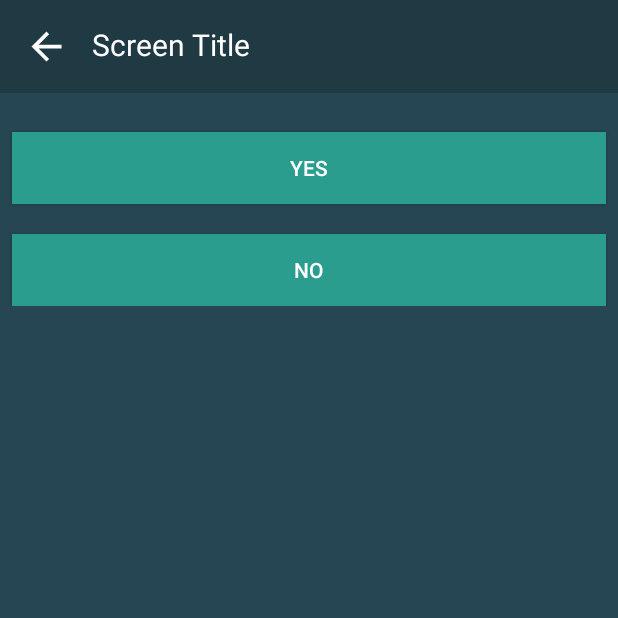
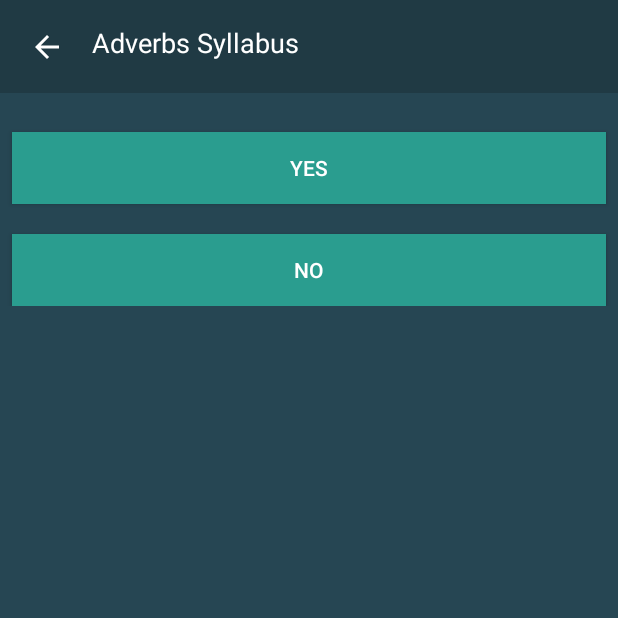
Before and after one commit to ChewBoonZhan/SignLearn, an Android app: the screen it shows after launch (Adverbs), after a tap on "ADVERBS", on a phone screen of 412 x 824 dp, the top half of it. Run offline under Robolectric (Android 15) with nearby library versions, the phone set to English and light mode, and no system bars; our stand-ins replace navigation-ui; libraries missing offline, so code that uses them is left out: com.ismaeldivita.chipnavigation; 3 statements that could not run were skipped.

Commit message:
Added spash screen with animation

```diff
--- a/app/src/main/AndroidManifest.xml
+++ b/app/src/main/AndroidManifest.xml
@@ -23,6 +23,7 @@
                 <category android:name="android.intent.category.LAUNCHER" />
             </intent-filter>
         </activity>
+        <activity android:name=".ui.home.HomeFragment"></activity>
         <activity android:name=".ui.game.Game_components.Game_adverbs"></activity>
         <activity android:name=".ui.game.Game_components.Game_pronoun"></activity>
         <activity android:name=".ui.game.Game_components.Game_numbers"></activity>
--- a/app/src/main/java/com/example/prototypeb/MainActivity.java
+++ b/app/src/main/java/com/example/prototypeb/MainActivity.java
@@ -3,12 +3,14 @@ package com.example.prototypeb;
 import android.Manifest;
 import android.app.AlertDialog;
 import android.content.DialogInterface;
+import android.content.Intent;
 import android.content.pm.PackageManager;
 import android.graphics.Color;
 import android.os.Build;
 import android.os.Bundle;
 
 
+import com.example.prototypeb.ui.home.HomeFragment;
 import com.google.android.material.bottomnavigation.BottomNavigationView;
 
 
@@ -16,8 +18,13 @@ import androidx.core.app.ActivityCompat;
 import androidx.fragment.app.Fragment;
 import androidx.core.content.ContextCompat;
 import androidx.appcompat.app.AppCompatActivity;
+
+import android.os.Handler;
 import android.util.Log;
 import android.view.View;
+import android.view.WindowManager;
+import android.view.animation.Animation;
+import android.view.animation.AnimationUtils;
 import android.widget.Button;
 import android.widget.ImageView;
 import android.widget.TextView;
@@ -40,88 +47,45 @@ import com.ismaeldivita.chipnavigation.ChipNavigationBar;
 //import com.example.prototypeb.controller.file_connections.Categories;
 
 public class MainActivity extends AppCompatActivity {
-    private ImageView loading_logo_image;
-    private TextView loading_text;
-    private View body_components;
-    private ChipNavigationBar nav_fragment;
-
-    private Fragment fragment;
-
-
-
-
-    //private static Categories categories;
-    @RequiresApi(api = Build.VERSION_CODES.Q)
+    private Animation top_anim, bottom_anim;
+    private TextView title_text, desc_text;
+    private ImageView logo;
+    private final int SPLASH_SCREEN_DURATION = 5000;
     @Override
     protected void onCreate(Bundle savedInstanceState) {
+        super.onCreate(savedInstanceState);
+        getWindow().setFlags(WindowManager.LayoutParams.FLAG_FULLSCREEN,WindowManager.LayoutParams.FLAG_FULLSCREEN);
+        setContentView(R.layout.splash_screen);
+        get_screen_elements();
+        load_animations();
+        set_elements_animation();
 
-        super.onCreate(savedInstanceState);
-        setContentView(R.layout.activity_main);
-        init_elements();
-        init_background_scenes();
-        //categories = new Categories(this);
+        set_splash_timeout();
+    }
+    private void set_splash_timeout(){
+        new Handler().postDelayed(new Runnable(){
 
-
-
+            @Override
+            public void run() {
+                Intent intent = new Intent(MainActivity.this, HomeFragment.class);
+                startActivity(intent);
+                finish();
+            }
+        },SPLASH_SCREEN_DURATION);
+    }
+    private void load_animations(){
+        top_anim = AnimationUtils.loadAnimation(this,R.anim.splash_top_anim);
+        bottom_anim = AnimationUtils.loadAnimation(this,R.anim.splash_bottom_anim);
+    }
+    private void get_screen_elements(){
+        title_text = findViewById(R.id.splash_title);
+        desc_text = findViewById(R.id.splash_desc);
+        logo = findViewById(R.id.splash_logo);
 
     }
-
-    private void init_elements(){
-
-
-        nav_fragment = findViewById(R.id.nav_view);
-        body_components = findViewById(R.id.nav_host_fragment);
-
-
-
-
+    private void set_elements_animation(){
+        logo.setAnimation(top_anim);
+        title_text.setAnimation(bottom_anim);
+        desc_text.setAnimation(bottom_anim);
     }
-
-
-
-    private void init_background_scenes(){
-        // Passing each menu ID as a set of Ids because each
-        // menu should be considered as top level destinations.
-
-        nav_fragment.setItemSelected(R.id.navigation_lesson,true);
-        new TranslatorFragment(MainActivity.this,MainActivity.this);
-        fragment = new LessonFragment(MainActivity.this);
-        getSupportFragmentManager().beginTransaction().replace(R.id.nav_host_fragment, fragment).commit();
-
-        nav_fragment.setOnItemSelectedListener(new ChipNavigationBar.OnItemSelectedListener() {
-            @Override
-            public void onItemSelected(int i) {
-                switch (i) {
-                    case R.id.navigation_translator:
-
-                        fragment = new TranslatorFragment(MainActivity.this,MainActivity.this);
-                        break;
-                    case R.id.navigation_lesson:
-                        fragment = new LessonFragment(MainActivity.this);
-                        break;
-                    case R.id.navigation_game:
-                        fragment = new GameFragment(MainActivity.this);
-                        break;
-
-                }
-
-                if(fragment !=null){
-                    getSupportFragmentManager().beginTransaction().replace(R.id.nav_host_fragment, fragment).commit();
-
-                }
-
-
-            }
-        });
-
-    }
-
-
-
-
-
-
-
-
-
 }
--- /dev/null
+++ b/app/src/main/java/com/example/prototypeb/controller/sub_action_bar/Sub_action_bar.java
@@ -0,0 +1,38 @@
+package com.example.prototypeb.controller.sub_action_bar;
+
+import android.content.Intent;
+import android.view.View;
+import android.widget.ImageButton;
+import android.widget.ImageView;
+import android.widget.TextView;
+
+import androidx.appcompat.app.AppCompatActivity;
+
+import com.example.prototypeb.R;
+
+public abstract class Sub_action_bar extends AppCompatActivity {
+    private TextView title_text;
+    private ImageButton back_button;
+    public void get_screen_elements(){
+        title_text = findViewById(R.id.screen_title);
+        back_button = findViewById(R.id.back_button);
+    }
+    private void back_button_pressed(){
+        super.onBackPressed();
+    }
+    public void set_back_button_onclick(){
+        back_button.setOnClickListener(new View.OnClickListener() {
+            @Override
+            public void onClick(View v) {
+                back_button_pressed();
+            }
+        });
+    }
+    public void set_title_text(String title){
+        title_text.setText(title);
+    }
+    public void set_title_text(int title_id){
+        title_text.setText(title_id);
+    }
+
+}
--- /dev/null
+++ b/app/src/main/java/com/example/prototypeb/ui/home/HomeFragment.java
@@ -0,0 +1,87 @@
+package com.example.prototypeb.ui.home;
+
+import android.os.Build;
+import android.os.Bundle;
+import android.view.View;
+import android.widget.ImageView;
+import android.widget.TextView;
+
+import androidx.annotation.RequiresApi;
+import androidx.appcompat.app.AppCompatActivity;
+import androidx.fragment.app.Fragment;
+
+import com.example.prototypeb.MainActivity;
+import com.example.prototypeb.R;
+import com.example.prototypeb.controller.file_connections.File_connections;
+import com.example.prototypeb.ui.game.GameFragment;
+import com.example.prototypeb.ui.lesson.LessonFragment;
+import com.example.prototypeb.ui.translator.TranslatorFragment;
+import com.ismaeldivita.chipnavigation.ChipNavigationBar;
+
+public class HomeFragment extends AppCompatActivity {
+    private ImageView loading_logo_image;
+    private TextView loading_text;
+    private View body_components;
+    private ChipNavigationBar nav_fragment;
+    private File_connections file_connections;
+    private TextView points_text;
+    private Fragment fragment;
+
+
+    //private static Categories categories;
+    @RequiresApi(api = Build.VERSION_CODES.Q)
+    @Override
+    protected void onCreate(Bundle savedInstanceState) {
+        super.onCreate(savedInstanceState);
+        setContentView(R.layout.activity_main);
+        file_connections = new File_connections(HomeFragment.this);
+        init_elements();
+        init_background_scenes();
+        init_points();
+        //categories = new Categories(this);
+    }
+    private void init_points(){
+        points_text.setText(file_connections.getScore() + "");
+    }
+    private void init_elements(){
+        nav_fragment = findViewById(R.id.nav_view);
+        body_components = findViewById(R.id.nav_host_fragment);
+        points_text = findViewById(R.id.point_display);
+
+    }
+
+
+
+    private void init_background_scenes(){
+        // Passing each menu ID as a set of Ids because each
+        // menu should be considered as top level destinations.
+        nav_fragment.setItemSelected(R.id.navigation_lesson,true);
+        new TranslatorFragment(HomeFragment.this,HomeFragment.this);
+        fragment = new LessonFragment(HomeFragment.this);
+        getSupportFragmentManager().beginTransaction().replace(R.id.nav_host_fragment, fragment).commit();
+        nav_fragment.setOnItemSelectedListener(new ChipNavigationBar.OnItemSelectedListener() {
+            @Override
+            public void onItemSelected(int i) {
+                switch (i) {
+                    case R.id.navigation_translator:
+
+                        fragment = new TranslatorFragment(HomeFragment.this,HomeFragment.this);
+                        break;
+                    case R.id.navigation_lesson:
+                        fragment = new LessonFragment(HomeFragment.this);
+                        break;
+                    case R.id.navigation_game:
+                        fragment = new GameFragment(HomeFragment.this);
+                        break;
+
+                }
+
+                if(fragment !=null){
+                    getSupportFragmentManager().beginTransaction().replace(R.id.nav_host_fragment, fragment).commit();
+
+                }
+            }
+        });
+
+    }
+}
--- a/app/src/main/java/com/example/prototypeb/ui/lesson/Lesson_components/Topic/Adverbs.java
+++ b/app/src/main/java/com/example/prototypeb/ui/lesson/Lesson_components/Topic/Adverbs.java
@@ -5,6 +5,8 @@ import android.content.Intent;
 import android.os.Bundle;
 import android.view.View;
 import android.widget.Button;
+import android.widget.ImageView;
+import android.widget.TextView;
 
 import androidx.appcompat.app.AppCompatActivity;
 
@@ -16,13 +18,14 @@ import com.example.prototypeb.controller.lesson_screen.Lesson_screen;
 import com.example.prototypeb.controller.lesson_unlocking.Lesson_unlocking;
 import com.example.prototypeb.ui.game.Game_components.Game_adverbs;
 import com.example.prototypeb.ui.game.Game_components.Game_components;
+import com.example.prototypeb.controller.sub_action_bar.Sub_action_bar;
 
-
-public class Adverbs extends AppCompatActivity implements Lesson_topics{
+public class Adverbs extends Sub_action_bar implements Lesson_topics{
     private Context adverbs_context;
     private Button button;
     private No_screen_components no_screen_components;
     private Yes_screen_components yes_screen_components;
+
     private Lesson_topics lesson_topics = this;
 
     public Adverbs(){
@@ -40,6 +43,15 @@ public class Adverbs extends AppCompatActivity implements Lesson_topics{
         super.onCreate(savedInstanceState);
         setContentView(R.layout.adverbs_menu);
 
+        set_buttons_on_click();
+        get_screen_elements();
+        get_screen_elements();
+        set_back_button_onclick();
+        set_title_text(this.toString()+" Syllabus");
+
+    }
+
+    private void set_buttons_on_click(){
         //telling the button what to do
         //Yes button
         button = (Button) findViewById(R.id.yes_id);
@@ -56,11 +68,6 @@ public class Adverbs extends AppCompatActivity implements Lesson_topics{
                         .putExtra(translator_lesson_topics,get_model_category())
 
                 );
-                /*
-                Intent intent = new Intent(getApplicationContext(), Lesson_screen.class);
-                startActivity(intent);
-
-                 */
             }
         });
         //No button
@@ -82,9 +89,8 @@ public class Adverbs extends AppCompatActivity implements Lesson_topics{
         });
 
 
+    }
 
-
-    }
     public View.OnClickListener get_unlocked_On_click(){
 
         return on_unlocked_click;
--- a/app/src/main/java/com/example/prototypeb/ui/lesson/Lesson_components/Topic/Alphabets.java
+++ b/app/src/main/java/com/example/prototypeb/ui/lesson/Lesson_components/Topic/Alphabets.java
@@ -5,6 +5,8 @@ import android.content.Intent;
 import android.os.Bundle;
 import android.view.View;
 import android.widget.Button;
+import android.widget.ImageView;
+import android.widget.TextView;
 
 import androidx.appcompat.app.AppCompatActivity;
 
@@ -16,10 +18,11 @@ import com.example.prototypeb.controller.lesson_screen.Alphabets.C_screen_compon
 import com.example.prototypeb.controller.lesson_screen.Alphabets.Y_screen_components;
 import com.example.prototypeb.controller.lesson_screen.Lesson_screen;
 import com.example.prototypeb.controller.lesson_unlocking.Lesson_unlocking;
+import com.example.prototypeb.controller.sub_action_bar.Sub_action_bar;
 import com.example.prototypeb.ui.game.Game_components.Game_adverbs;
 
 
-public class Alphabets extends AppCompatActivity implements  Lesson_topics{
+public class Alphabets extends Sub_action_bar implements  Lesson_topics{
     private Context alphabets_context;
     private Button button;
     private A_screen_components a_screen_components;
@@ -27,6 +30,8 @@ public class Alphabets extends AppCompatActivity implements  Lesson_topics{
     private C_screen_components c_screen_components;
     private Y_screen_components y_screen_components;
     private Lesson_topics lesson_topics = this;
+
+
     public Alphabets(){
         a_screen_components = new A_screen_components();
         b_screen_components = new B_screen_components();
@@ -41,7 +46,14 @@ public class Alphabets extends AppCompatActivity implements  Lesson_topics{
     protected void onCreate(Bundle savedInstanceState) {
         super.onCreate(savedInstanceState);
         setContentView(R.layout.alphabets_menu);
+        set_buttons_on_click();
+        get_screen_elements();
+        set_back_button_onclick();
+        set_title_text(this.toString()+" Syllabus");
 
+    }
+
+    private void set_buttons_on_click(){
         //telling the button what to do
         //A button
         button = (Button) findViewById(R.id.a_id);
@@ -108,8 +120,6 @@ public class Alphabets extends AppCompatActivity implements  Lesson_topics{
             }
         });
 
-
-
     }
     public View.OnClickListener get_unlocked_On_click(){
 
--- a/app/src/main/java/com/example/prototypeb/ui/lesson/Lesson_components/Topic/Attachments.java
+++ b/app/src/main/java/com/example/prototypeb/ui/lesson/Lesson_components/Topic/Attachments.java
@@ -15,9 +15,10 @@ import com.example.prototypeb.controller.lesson_screen.Attachments.Iloveyou_scre
 import com.example.prototypeb.controller.lesson_screen.Attachments.Like_screen_components;
 import com.example.prototypeb.controller.lesson_screen.Lesson_screen;
 import com.example.prototypeb.controller.lesson_unlocking.Lesson_unlocking;
+import com.example.prototypeb.controller.sub_action_bar.Sub_action_bar;
 
 
-public class Attachments extends AppCompatActivity implements Lesson_topics{
+public class Attachments extends Sub_action_bar implements Lesson_topics{
     private Context attachments_context;
     private Button button;
     private Dislike_screen_components dislike_screen_components;
@@ -38,7 +39,14 @@ public class Attachments extends AppCompatActivity implements Lesson_topics{
     protected void onCreate(Bundle savedInstanceState) {
         super.onCreate(savedInstanceState);
         setContentView(R.layout.attachments_menu);
+        set_buttons_on_click();
+        get_screen_elements();
+        set_back_button_onclick();
+        set_title_text(this.toString()+" Syllabus");
 
+
+    }
+    private void set_buttons_on_click(){
         //telling the button what to do
         //Like button
         button = (Button) findViewById(R.id.like_id);
@@ -88,7 +96,6 @@ public class Attachments extends AppCompatActivity implements Lesson_topics{
                 );
             }
         });
-
     }
     public View.OnClickListener get_unlocked_On_click(){
 
--- a/app/src/main/java/com/example/prototypeb/ui/lesson/Lesson_components/Topic/Lesson_topics.java
+++ b/app/src/main/java/com/example/prototypeb/ui/lesson/Lesson_components/Topic/Lesson_topics.java
@@ -14,4 +14,5 @@ public interface Lesson_topics extends Category_components, Serializable {
     public String screen_component = intent_key.getScreen_component();
     public String translator_label = intent_key.getTranslator_label();
     public String translator_lesson_topics = intent_key.getTranslator_lesson_topics();
+
 }
--- a/app/src/main/java/com/example/prototypeb/ui/lesson/Lesson_components/Topic/Numbers.java
+++ b/app/src/main/java/com/example/prototypeb/ui/lesson/Lesson_components/Topic/Numbers.java
@@ -15,9 +15,10 @@ import com.example.prototypeb.controller.lesson_screen.Numbers.Num10_screen_comp
 import com.example.prototypeb.controller.lesson_screen.Numbers.Num1_screen_components;
 import com.example.prototypeb.controller.lesson_screen.Numbers.Num2_screen_components;
 import com.example.prototypeb.controller.lesson_unlocking.Lesson_unlocking;
+import com.example.prototypeb.controller.sub_action_bar.Sub_action_bar;
 
 
-public class Numbers extends AppCompatActivity implements Lesson_topics{
+public class Numbers extends Sub_action_bar implements Lesson_topics{
     private Context numbers_context;
     private Button button;
     private Num1_screen_components num1_screen_components;
@@ -37,7 +38,13 @@ public class Numbers extends AppCompatActivity implements Lesson_topics{
     protected void onCreate(Bundle savedInstanceState) {
         super.onCreate(savedInstanceState);
         setContentView(R.layout.numbers_menu);
+        set_buttons_on_click();
+        get_screen_elements();
+        set_back_button_onclick();
+        set_title_text(this.toString()+" Syllabus");
 
+    }
+    private void set_buttons_on_click(){
         //telling the button what to do
         //1 button
         button = (Button) findViewById(R.id.num1_id);
--- a/app/src/main/java/com/example/prototypeb/ui/lesson/Lesson_components/Topic/Pronouns.java
+++ b/app/src/main/java/com/example/prototypeb/ui/lesson/Lesson_components/Topic/Pronouns.java
@@ -15,8 +15,9 @@ import com.example.prototypeb.controller.lesson_screen.Lesson_screen;
 import com.example.prototypeb.controller.lesson_screen.Pronouns.Me_screen_components;
 import com.example.prototypeb.controller.lesson_screen.Pronouns.You_screen_components;
 import com.example.prototypeb.controller.lesson_unlocking.Lesson_unlocking;
+import com.example.prototypeb.controller.sub_action_bar.Sub_action_bar;
 
-public class Pronouns extends AppCompatActivity implements Lesson_topics{
+public class Pronouns extends Sub_action_bar implements Lesson_topics{
     private Context pronouns_context;
     private Button button;
     private Me_screen_components me_screen_components;
@@ -36,7 +37,13 @@ public class Pronouns extends AppCompatActivity implements Lesson_topics{
     protected void onCreate(Bundle savedInstanceState) {
         super.onCreate(savedInstanceState);
         setContentView(R.layout.pronouns_menu);
+        set_buttons_on_click();
+        get_screen_elements();
+        set_back_button_onclick();
+        set_title_text(this.toString()+" Syllabus");
 
+    }
+    private void set_buttons_on_click(){
         //telling the button what to do
         //I button
         button = (Button) findViewById(R.id.me_id);
@@ -71,7 +78,6 @@ public class Pronouns extends AppCompatActivity implements Lesson_topics{
                 );
             }
         });
-
     }
     public View.OnClickListener get_unlocked_On_click(){
 
--- a/app/src/main/res/layout/adverbs_menu.xml
+++ b/app/src/main/res/layout/adverbs_menu.xml
@@ -65,8 +65,6 @@
                 app:layout_constraintHorizontal_bias="0.0"
                 app:layout_constraintStart_toStartOf="parent"
                 app:layout_constraintTop_toBottomOf="@+id/lesson1_id" />
-
-
         </LinearLayout>
     </ScrollView>
 </androidx.constraintlayout.widget.ConstraintLayout>
--- a/app/src/main/res/layout/lesson_verify.xml
+++ b/app/src/main/res/layout/lesson_verify.xml
@@ -64,7 +64,7 @@
         android:layout_marginTop="16dp"
         android:gravity="center"
         android:textColor="@color/white"
-        android:textSize="45dp"
+        android:textSize="25dp"
         app:layout_constraintEnd_toEndOf="parent"
         app:layout_constraintStart_toStartOf="parent"
         app:layout_constraintTop_toBottomOf="@+id/include6" />
--- a/app/src/main/res/layout/sub_screen_action_bar.xml
+++ b/app/src/main/res/layout/sub_screen_action_bar.xml
@@ -15,13 +15,14 @@
         android:layout_height="wrap_content"
         android:padding = "16dp">
 
-        <ImageView
+
+        <ImageButton
+            android:id="@+id/back_button"
             android:layout_width="30dp"
             android:layout_height="30dp"
+            android:background="@null"
             app:srcCompat="@drawable/abc_vector_test"
-            tools:srcCompat="@drawable/abc_vector_test">
-
-        </ImageView>
+            tools:srcCompat="@drawable/abc_vector_test" />
 
         <TextView
             android:id="@+id/screen_title"
@@ -30,7 +31,7 @@
             android:layout_marginStart="45dp"
             android:text="Screen Title"
             android:textColor="@color/white"
-            android:textSize="20sp">
+            android:textSize="18sp">
 
         </TextView>
 
```
Also changed, not shown: app/src/main/java/com/example/prototypeb/controller/lesson_screen/Lesson_screen.java (+6 -1 lines), app/src/main/java/com/example/prototypeb/controller/translator_verify/Translator_verify.java (+9 -7 lines), app/src/main/res/anim/splash_bottom_anim.xml (added, +14 -0 lines), app/src/main/res/anim/splash_top_anim.xml (added, +14 -0 lines), app/src/main/res/layout/fragment_action_bar.xml (+11 -10 lines), app/src/main/res/layout/info_lesson.xml (+6 -5 lines), app/src/main/res/layout/splash_screen.xml (added, +46 -0 lines).
